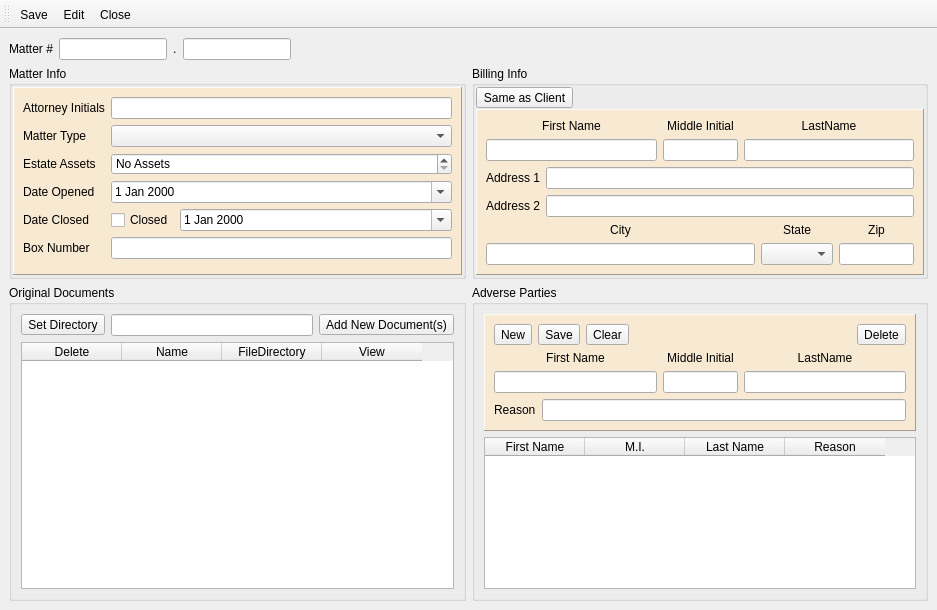
Old version of the form UI/MatterWindow.ui in the repository dominict/Rudy.
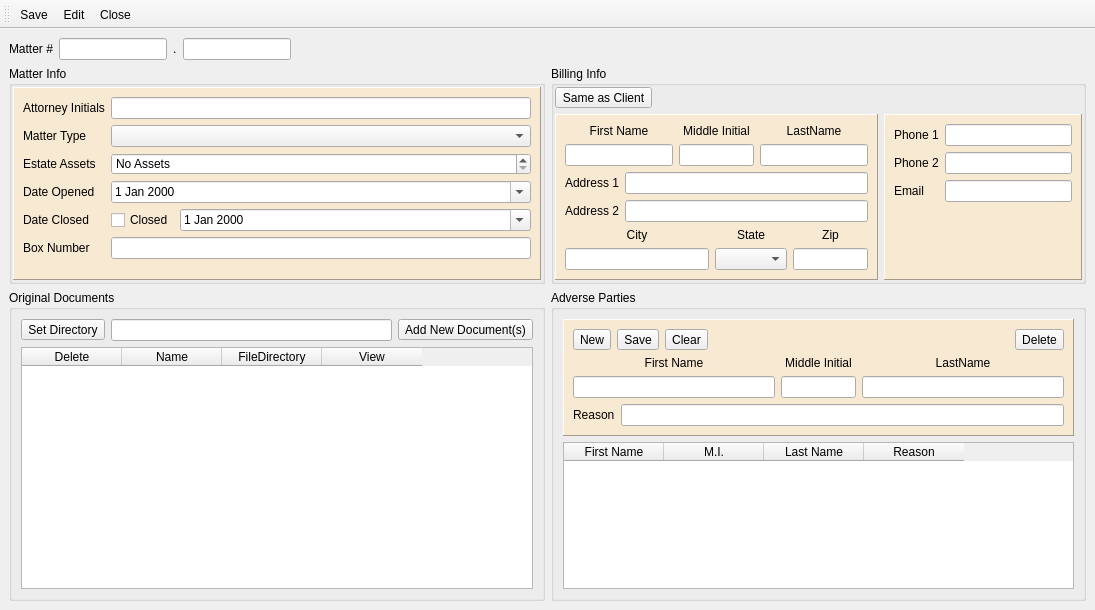
New version of the form. Icons and pictures are not drawn.

Commit message: Adding Phone 1, Phone 2 and Email to matter screen.

What changed in the file:
```diff
--- a/UI/MatterWindow.ui
+++ b/UI/MatterWindow.ui
@@ -9,7 +9,7 @@
    <rect>
     <x>0</x>
     <y>0</y>
-    <width>937</width>
+    <width>1095</width>
     <height>610</height>
    </rect>
   </property>
@@ -272,10 +272,7 @@
         <property name="flat">
          <bool>true</bool>
         </property>
-        <layout class="QVBoxLayout" name="verticalLayout_4">
-         <property name="spacing">
-          <number>1</number>
-         </property>
+        <layout class="QGridLayout" name="gridLayout_2">
          <property name="leftMargin">
           <number>1</number>
          </property>
@@ -288,14 +285,7 @@
          <property name="bottomMargin">
           <number>1</number>
          </property>
-         <item>
-          <widget class="QToolButton" name="useClientAddress">
-           <property name="text">
-            <string>Same as Client</string>
-           </property>
-          </widget>
-         </item>
-         <item>
+         <item row="1" column="0">
           <widget class="QFrame" name="frame_2">
            <property name="styleSheet">
             <string notr="true">QFrame{ background-color: rgb(248, 233, 210); }</string>
@@ -440,6 +430,58 @@
            </layout>
           </widget>
          </item>
+         <item row="0" column="0">
+          <widget class="QToolButton" name="useClientAddress">
+           <property name="text">
+            <string>Same as Client</string>
+           </property>
+          </widget>
+         </item>
+         <item row="1" column="1">
+          <widget class="QFrame" name="frame_4">
+           <property name="styleSheet">
+            <string notr="true">QFrame{ background-color: rgb(248, 233, 210); }</string>
+           </property>
+           <property name="frameShape">
+            <enum>QFrame::Panel</enum>
+           </property>
+           <property name="frameShadow">
+            <enum>QFrame::Raised</enum>
+           </property>
+           <layout class="QFormLayout" name="formLayout_3">
+            <item row="0" column="0">
+             <widget class="QLabel" name="label_12">
+              <property name="text">
+               <string>Phone 1</string>
+              </property>
+             </widget>
+            </item>
+            <item row="0" column="1">
+             <widget class="QLineEdit" name="phone1"/>
+            </item>
+            <item row="1" column="0">
+             <widget class="QLabel" name="label_13">
+              <property name="text">
+               <string>Phone 2</string>
+              </property>
+             </widget>
+            </item>
+            <item row="1" column="1">
+             <widget class="QLineEdit" name="phone2"/>
+            </item>
+            <item row="2" column="0">
+             <widget class="QLabel" name="label_18">
+              <property name="text">
+               <string>Email</string>
+              </property>
+             </widget>
+            </item>
+            <item row="2" column="1">
+             <widget class="QLineEdit" name="email"/>
+            </item>
+           </layout>
+          </widget>
+         </item>
         </layout>
        </widget>
       </item>
```
Left out of the diff: 11 changed lines with no effect on the pictures. The commit also changes 4 other files.
